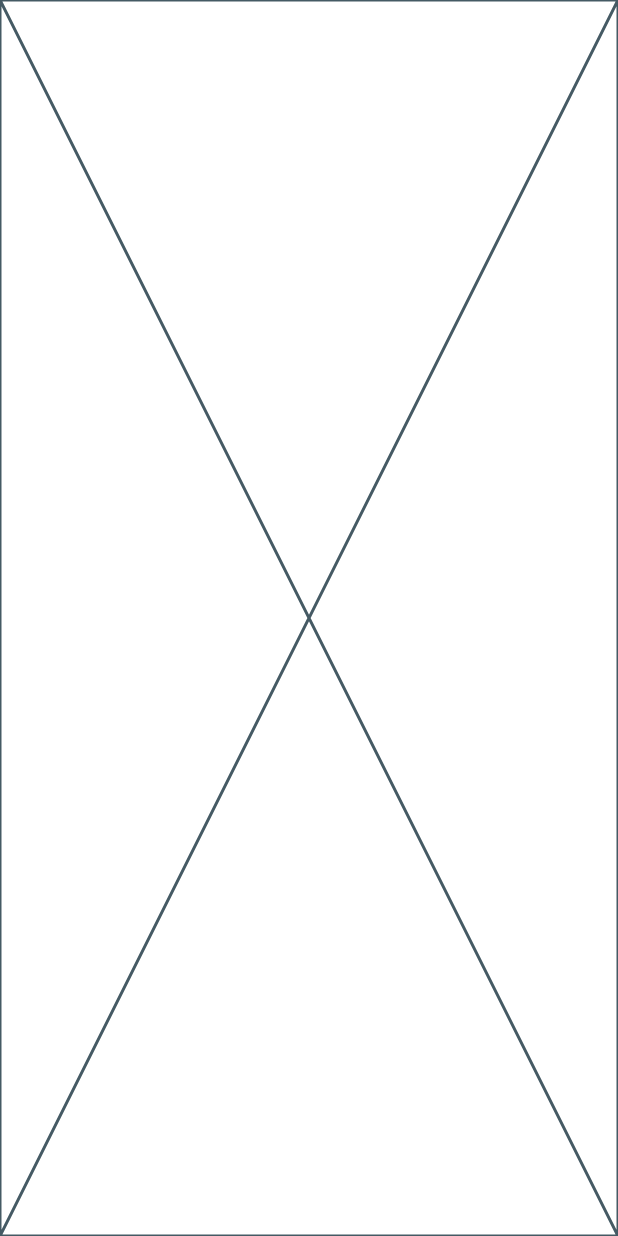
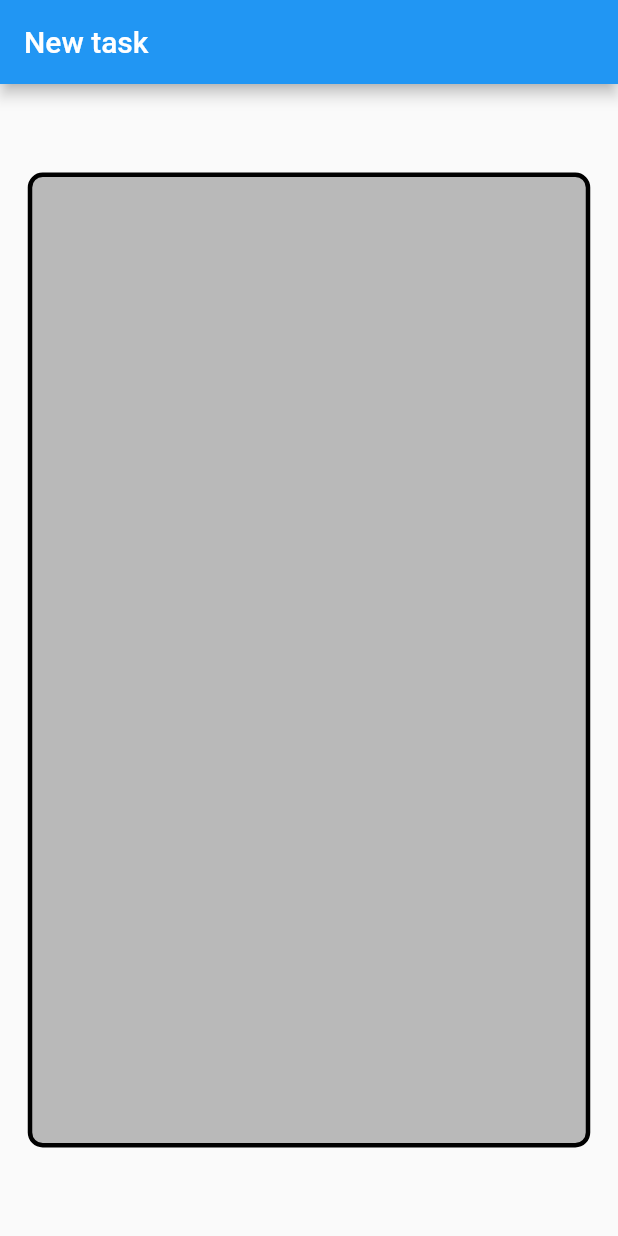
Before and after one commit to AlefeRocha/TaskApp, a Flutter app: the screen it shows after launch, on a phone screen of 412 x 824 dp. Run offline on Flutter 3.47's test engine with Material 2 defaults, Android fonts, the phone set to English and light mode, and no system bars.

Commit message:
Start the form screen.

```diff
--- a/lib/screens/form_screen.dart
+++ b/lib/screens/form_screen.dart
@@ -10,6 +10,24 @@ class FormScreen extends StatefulWidget {
 class _FormScreenState extends State<FormScreen> {
   @override
   Widget build(BuildContext context) {
-    return const Placeholder();
+    return Scaffold(
+      appBar: AppBar(
+        title: const Text('New task'),
+      ),
+      body: Center(
+        child: Container(
+          height: 650,
+          width: 375,
+          decoration: BoxDecoration(
+            color: Colors.black26,
+            borderRadius: BorderRadius.circular(10),
+            border: Border.all(width: 3),
+          ),
+          child: Column(
+            children: [],
+          ),
+        ),
+      ),
+    );
   }
 }
```
